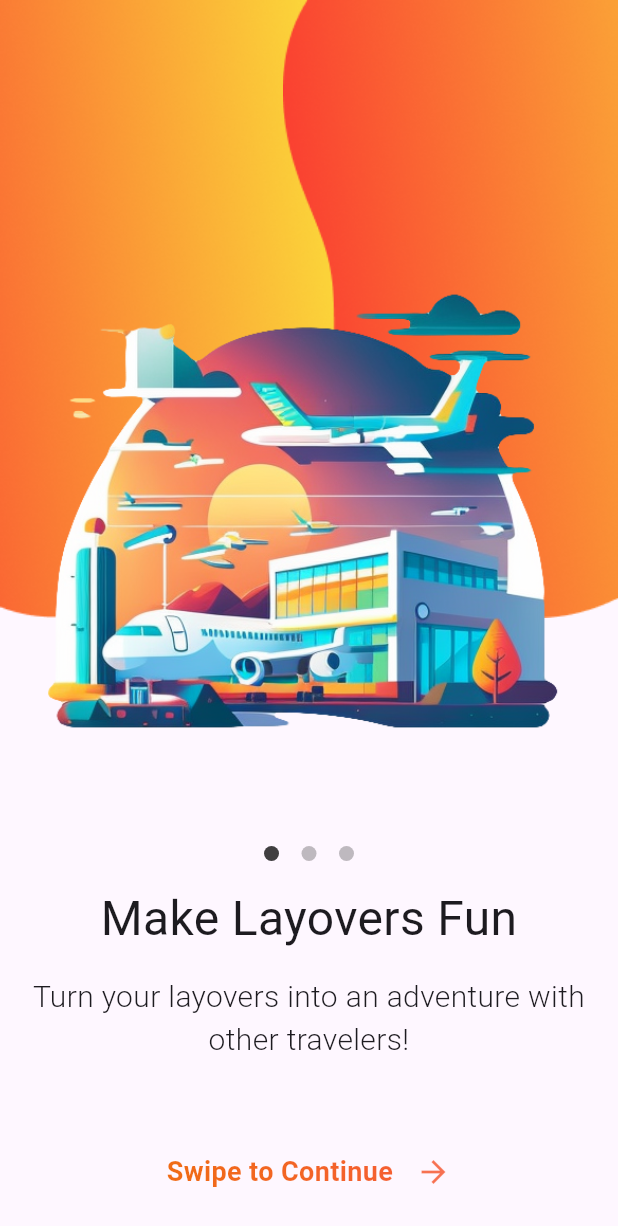
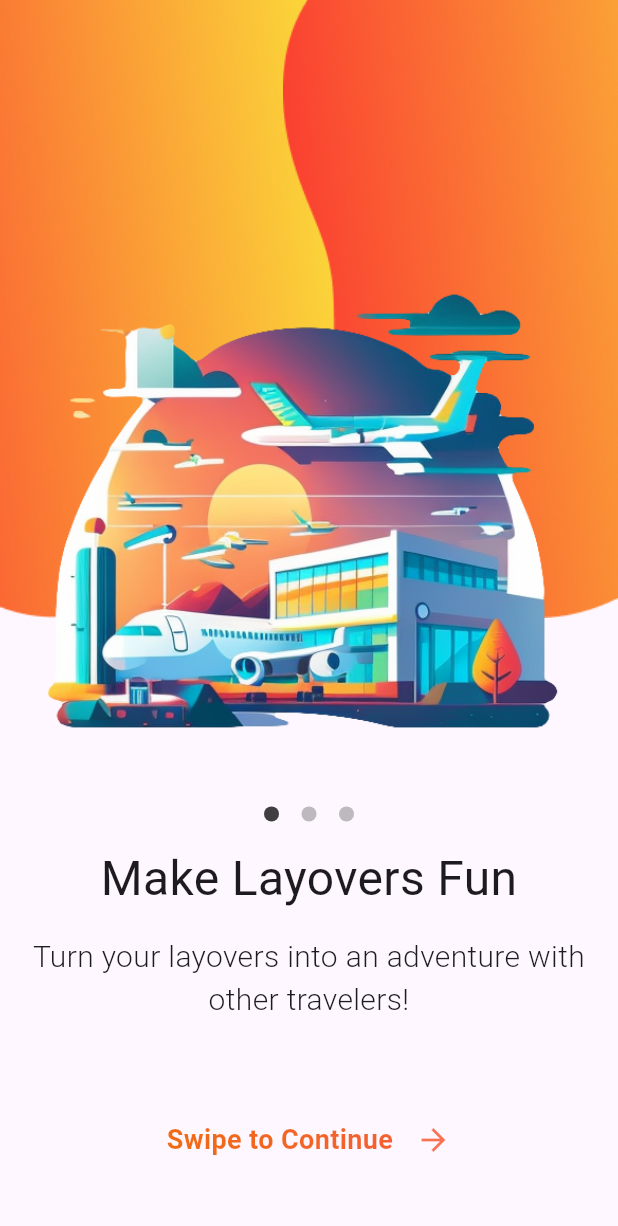
Before and after one commit to benweschler/layover-party-app, a Flutter app: the screen it shows after launch, on a phone screen of 412 x 824 dp. Shown: the top 1226 px of the screen. Run offline on Flutter 3.47's test engine with Material 2 defaults, Android fonts, the phone set to English and light mode, and no system bars; our stand-ins replace dotted_line, flutter_form_builder, form_builder_validators, freezed_annotation, go_router, salomon_bottom_bar; accounts and stored records are empty.

Commit message:
Standardized layout of onboarding screen between slides.
Updated typography in search bar on trip screen.

```diff
--- a/lib/router.dart
+++ b/lib/router.dart
@@ -6,7 +6,7 @@ import 'package:go_router/go_router.dart';
 import 'package:layover_party/models/trip_model.dart';
 import 'package:layover_party/screens/forgot_password_screen.dart';
 import 'package:layover_party/screens/login_screen/login_screen.dart';
-import 'package:layover_party/screens/onboarding/onboarding_screen.dart';
+import 'package:layover_party/screens/onboarding_screen.dart';
 import 'package:layover_party/screens/parties_screen.dart';
 import 'package:layover_party/screens/profile_screen/profile_screen.dart';
 import 'package:layover_party/screens/trips_screen/trips_screen.dart';
@@ -43,7 +43,7 @@ class AppRouter {
       routes: [
         AppRoute(
           path: RoutePaths.onboarding,
-          builder: (_) => const OnboardingScreenManager(),
+          builder: (_) => const OnboardingScreenCarousel(),
         ),
         AppRoute(
           path: RoutePaths.splash,
--- a/lib/screens/onboarding/onboarding_screen.dart
+++ b/lib/screens/onboarding_screen.dart
@@ -7,8 +7,8 @@ import 'package:layover_party/widgets/buttons/responsive_buttons.dart';
 import 'package:layover_party/widgets/gooey_carousel/gooey_carousel_plus.dart';
 import 'package:provider/provider.dart';
 
-class OnboardingScreenManager extends StatelessWidget {
-  const OnboardingScreenManager({Key? key}) : super(key: key);
+class OnboardingScreenCarousel extends StatelessWidget {
+  const OnboardingScreenCarousel({Key? key}) : super(key: key);
 
   @override
   Widget build(BuildContext context) {
@@ -68,20 +68,8 @@ class OnboardingScreen extends StatelessWidget {
     required this.index,
   }) : super(key: key);
 
-  @override
-  Widget build(BuildContext context) {
-    return AnnotatedRegion<SystemUiOverlayStyle>(
-      value: SystemUiOverlayStyle.light,
-      child: Scaffold(
-        body: SafeArea(
-          top: false,
-          child: Stack(
-            children: [
-              Column(
-                children: [
-                  Expanded(
-                    child: ClipRect(
-                      child: Stack(
+  Widget _buildGradientBlobs() {
+    return Stack(
       fit: StackFit.expand,
       children: [
         Align(
@@ -93,19 +81,20 @@ class OnboardingScreen extends StatelessWidget {
           child: Image.asset(rightBlobPath),
         ),
       ],
-                      ),
-                    ),
-                  ),
+    );
+  }
+
+  Widget _buildContent() {
+    return Padding(
+      padding: const EdgeInsets.symmetric(horizontal: Insets.lg),
+      child: Column(
+        children: [
           Expanded(
-                    child: Padding(
-                      padding:
-                          const EdgeInsets.symmetric(horizontal: Insets.lg),
+            flex: 4,
             child: Column(
               mainAxisAlignment: MainAxisAlignment.end,
               children: [
-                          Center(
-                            child: DotPageIndicator(numPages: 3, index: index),
-                          ),
+                Center(child: DotPageIndicator(numPages: 3, index: index)),
                 const SizedBox(height: Insets.med),
                 Text(
                   title,
@@ -122,16 +111,37 @@ class OnboardingScreen extends StatelessWidget {
                     fontWeight: FontWeight.w300,
                   ),
                 ),
-                          const SizedBox(height: Insets.xl * 2),
-                          if (index == 2)
-                            ContinueButton(buttonGradientColors)
-                          else
-                            ContinueArrow(buttonGradientColors),
+              ],
+            ),
+          ),
+          const SizedBox(height: Insets.xl * 1.5),
+          Expanded(
+            child: index == 2
+                ? UnconstrainedBox(
+                    constrainedAxis: Axis.horizontal,
+                    child: ContinueButton(buttonGradientColors),
+                  )
+                : ContinueArrow(buttonGradientColors),
+          ),
           const SizedBox(height: Insets.xl),
         ],
       ),
-                    ),
-                  ),
+    );
+  }
+
+  @override
+  Widget build(BuildContext context) {
+    return AnnotatedRegion<SystemUiOverlayStyle>(
+      value: SystemUiOverlayStyle.light,
+      child: Scaffold(
+        body: SafeArea(
+          top: false,
+          child: Stack(
+            children: [
+              Column(
+                children: [
+                  Expanded(child: _buildGradientBlobs()),
+                  Expanded(child: _buildContent()),
                 ],
               ),
               Align(
--- a/lib/screens/trips_screen/airport_search_bar.dart
+++ b/lib/screens/trips_screen/airport_search_bar.dart
@@ -29,7 +29,7 @@ class AirportSearchBar extends StatelessWidget {
               context.select<TripModel, String>(
                     (model) => model.originCode,
               ),
-              style: TextStyles.body1.copyWith(fontWeight: FontWeight.w600),
+              style: TextStyles.body2.copyWith(fontWeight: FontWeight.w600),
             ),
           ),
           const SizedBox(width: Insets.sm),
@@ -43,7 +43,7 @@ class AirportSearchBar extends StatelessWidget {
               context.select<TripModel, String>(
                     (model) => model.destinationCode,
               ),
-              style: TextStyles.body1.copyWith(fontWeight: FontWeight.w600),
+              style: TextStyles.body2.copyWith(fontWeight: FontWeight.w600),
             ),
           ),
         ],
```
Also changed, not shown: lib/screens/trips_screen/trips_screen.dart (+25 -67 lines). Lines whose indentation alone changed are shown as unchanged.
